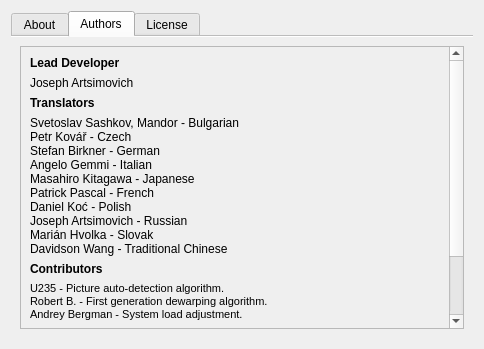
First picture: the form in ui/AboutDialog.ui, repository ImageProcessing-ElectronicPublications/scantailor-deviant, before the edit.
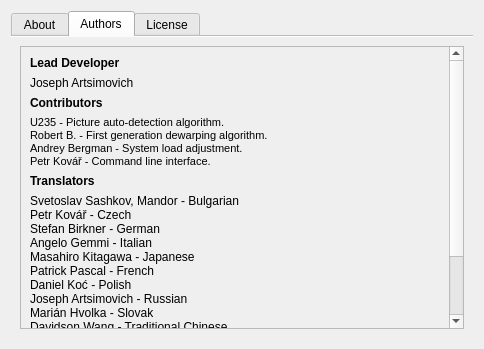
Second picture: the form after the edit. Icons and pictures are not drawn.

Commit message: Update the About dialog.

The edit to the form file:
```diff
--- a/ui/AboutDialog.ui
+++ b/ui/AboutDialog.ui
@@ -133,6 +133,30 @@
              </property>
             </widget>
            </item>
+           <item>
+            <widget class="QLabel" name="label_6">
+             <property name="styleSheet">
+              <string notr="true">font-weight: bold;</string>
+             </property>
+             <property name="text">
+              <string>Contributors</string>
+             </property>
+            </widget>
+           </item>
+           <item>
+            <widget class="QLabel" name="label_9">
+             <property name="text">
+              <string>&lt;!DOCTYPE HTML PUBLIC &quot;-//W3C//DTD HTML 4.0//EN&quot; &quot;http://www.w3.org/TR/REC-html40/strict.dtd&quot;&gt;
+&lt;html&gt;&lt;head&gt;&lt;meta name=&quot;qrichtext&quot; content=&quot;1&quot; /&gt;&lt;style type=&quot;text/css&quot;&gt;
+p, li { white-space: pre-wrap; }
+&lt;/style&gt;&lt;/head&gt;&lt;body style=&quot; font-family:'MS Shell Dlg 2'; font-size:8.25pt; font-weight:400; font-style:normal;&quot;&gt;
+&lt;p style=&quot; margin-top:0px; margin-bottom:0px; margin-left:0px; margin-right:0px; -qt-block-indent:0; text-indent:0px;&quot;&gt;&lt;span style=&quot; font-size:8pt;&quot;&gt;U235 - Picture auto-detection algorithm.&lt;/span&gt;&lt;/p&gt;
+&lt;p style=&quot; margin-top:0px; margin-bottom:0px; margin-left:0px; margin-right:0px; -qt-block-indent:0; text-indent:0px;&quot;&gt;&lt;span style=&quot; font-size:8pt;&quot;&gt;Robert B. - First generation dewarping algorithm.&lt;/span&gt;&lt;/p&gt;
+&lt;p style=&quot; margin-top:0px; margin-bottom:0px; margin-left:0px; margin-right:0px; -qt-block-indent:0; text-indent:0px;&quot;&gt;&lt;span style=&quot; font-size:8pt;&quot;&gt;Andrey Bergman - System load adjustment.&lt;/span&gt;&lt;/p&gt;
+&lt;p style=&quot; margin-top:0px; margin-bottom:0px; margin-left:0px; margin-right:0px; -qt-block-indent:0; text-indent:0px;&quot;&gt;&lt;span style=&quot; font-size:8pt;&quot;&gt;Petr Kovář - Command line interface.&lt;/span&gt;&lt;/p&gt;&lt;/body&gt;&lt;/html&gt;</string>
+             </property>
+            </widget>
+           </item>
            <item>
             <widget class="QLabel" name="label_7">
              <property name="styleSheet">
@@ -159,30 +183,6 @@
              </property>
             </widget>
            </item>
-           <item>
-            <widget class="QLabel" name="label_6">
-             <property name="styleSheet">
-              <string notr="true">font-weight: bold;</string>
-             </property>
-             <property name="text">
-              <string>Contributors</string>
-             </property>
-            </widget>
-           </item>
-           <item>
-            <widget class="QLabel" name="label_9">
-             <property name="text">
-              <string>&lt;!DOCTYPE HTML PUBLIC &quot;-//W3C//DTD HTML 4.0//EN&quot; &quot;http://www.w3.org/TR/REC-html40/strict.dtd&quot;&gt;
-&lt;html&gt;&lt;head&gt;&lt;meta name=&quot;qrichtext&quot; content=&quot;1&quot; /&gt;&lt;style type=&quot;text/css&quot;&gt;
-p, li { white-space: pre-wrap; }
-&lt;/style&gt;&lt;/head&gt;&lt;body style=&quot; font-family:'MS Shell Dlg 2'; font-size:8.25pt; font-weight:400; font-style:normal;&quot;&gt;
-&lt;p style=&quot; margin-top:0px; margin-bottom:0px; margin-left:0px; margin-right:0px; -qt-block-indent:0; text-indent:0px;&quot;&gt;&lt;span style=&quot; font-size:8pt;&quot;&gt;U235 - Picture auto-detection algorithm.&lt;/span&gt;&lt;/p&gt;
-&lt;p style=&quot; margin-top:0px; margin-bottom:0px; margin-left:0px; margin-right:0px; -qt-block-indent:0; text-indent:0px;&quot;&gt;&lt;span style=&quot; font-size:8pt;&quot;&gt;Robert B. - First generation dewarping algorithm.&lt;/span&gt;&lt;/p&gt;
-&lt;p style=&quot; margin-top:0px; margin-bottom:0px; margin-left:0px; margin-right:0px; -qt-block-indent:0; text-indent:0px;&quot;&gt;&lt;span style=&quot; font-size:8pt;&quot;&gt;Andrey Bergman - System load adjustment.&lt;/span&gt;&lt;/p&gt;
-&lt;p style=&quot;-qt-paragraph-type:empty; margin-top:0px; margin-bottom:0px; margin-left:0px; margin-right:0px; -qt-block-indent:0; text-indent:0px; font-size:8pt;&quot;&gt;&lt;/p&gt;&lt;/body&gt;&lt;/html&gt;</string>
-             </property>
-            </widget>
-           </item>
            <item>
             <widget class="QLabel" name="label_10">
              <property name="styleSheet">
```
Left out of the diff: 1 changed line with no effect on the pictures.
